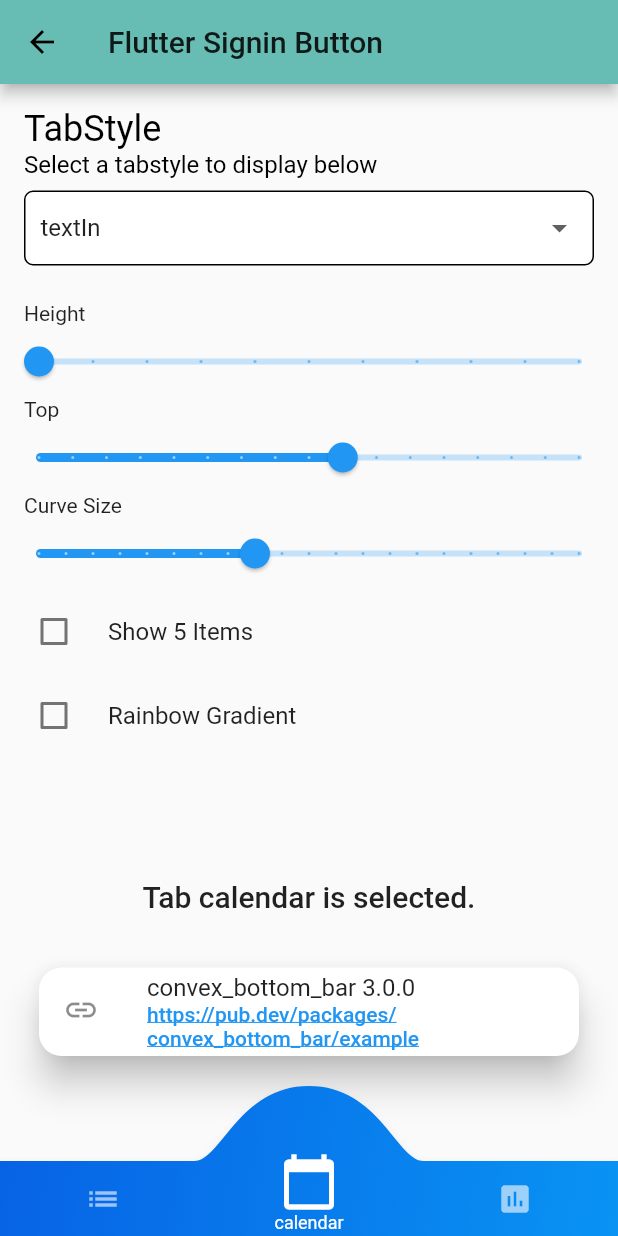
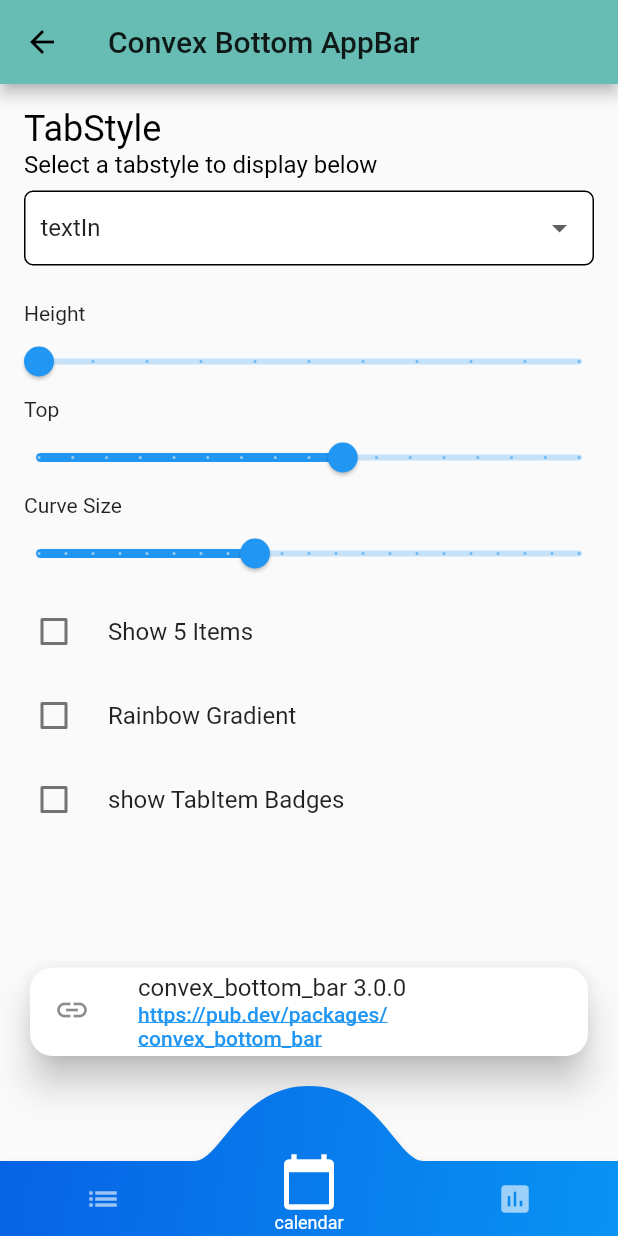
Before and after one commit to lucianojung/flutter_package_examples, a Flutter app: the HomeView screen opened by its route, after a tap on "Convex BottomAppBar", on a phone screen of 412 x 824 dp. Run offline on Flutter 3.47's test engine with Material 2 defaults, Android fonts, the phone set to English and light mode, and no system bars; drawn by our look-alikes of convex_bottom_bar; our stand-ins replace email_validator, flutter_signin_button.

Commit message:
Add Badges at Convex App bar && Create Settingslist for easier new Package Integration

```diff
--- a/lib/main.dart
+++ b/lib/main.dart
@@ -12,7 +12,7 @@ class MyApp extends StatelessWidget {
     return MaterialApp(
       theme: themeData(),
       onGenerateRoute: RouteGenerator.generateRoute,
-      initialRoute: '/',
+      initialRoute: '/convex_bottom_bar',
     );
   }
 
--- a/lib/packages/convex_bottom_bar/convex_bottom_bar_main.dart
+++ b/lib/packages/convex_bottom_bar/convex_bottom_bar_main.dart
@@ -5,6 +5,7 @@ import 'package:flutter/material.dart';
 import 'package:convex_bottom_bar/convex_bottom_bar.dart';
 import 'package:package_examples/shared/material_dropdown_view.dart';
 import 'package:package_examples/shared/package_weblink_view.dart';
+import 'package:package_examples/shared/setting_list.dart';
 
 class ConvexBottomBarMain extends StatefulWidget {
   @override
@@ -15,6 +16,7 @@ class _ConvexBottomBarMainState extends State<ConvexBottomBarMain> {
   TabStyle _tabstyle = TabStyle.textIn;
   bool _fiveItems = false;
   bool _rainbowGradient = false;
+  bool _badges = false;
   List<TabItem> _fiveTabItems = [
     TabItem(title: 'list', icon: Icons.list),
     TabItem(title: 'work', icon: Icons.work),
@@ -27,24 +29,101 @@ class _ConvexBottomBarMainState extends State<ConvexBottomBarMain> {
     TabItem(title: 'calendar', icon: Icons.calendar_today),
     TabItem(title: 'assessment', icon: Icons.assessment),
   ];
+  Map<int, dynamic> emptyBadgeList = {};
+  Map<int, dynamic> listOfBadges = {};
   String _tabbedTab = 'calendar';
   double _height = 50;
   double _top = -50;
   double _curveSize = 125;
 
   @override
+  void initState() {
+    listOfBadges = {
+      0: iconBadge(1),
+      1: iconBadge(12),
+      2: iconBadge(7),
+    };
+    super.initState();
+  }
+
+  @override
   Widget build(BuildContext context) {
     return Scaffold(
       appBar: AppBar(
-        title: Text('Flutter Signin Button'),
+        title: Text('Convex Bottom AppBar'),
       ),
-      body: Center(
-        child: Column(
-          mainAxisAlignment: MainAxisAlignment.center,
+      body: Stack(
         children: <Widget>[
+          settingList(),
+          PackageWeblinkView('convex_bottom_bar 3.0.0',
+              'https://pub.dev/packages/convex_bottom_bar', -_top),
+        ],
+      ),
+      bottomNavigationBar: _convexAppBar(),
+    );
+  }
+
+  ConvexAppBar _convexAppBar() {
+    return ConvexAppBar.badge(
+      _badges ? listOfBadges : emptyBadgeList,
+      style: _tabstyle,
+      height: _height,
+      top: _top,
+      curveSize: _curveSize,
+      items: _fiveItems ? _fiveTabItems : _threeTabItems,
+      initialActiveIndex: _fiveItems ? 2 : 1,
+      onTap: (int i) {
+        setState(() {
+          _tabbedTab =
+              (_fiveItems ? _fiveTabItems[i].title! : _threeTabItems[i].title!);
+          _showButtonPressDialog(context, _tabbedTab);
+        });
+      },
+      gradient: LinearGradient(
+        begin: Alignment.topLeft,
+        end: Alignment.bottomRight,
+        colors: _rainbowGradient
+            ? [
+                Color(0xFF9400D3),
+                Color(0xFF4B0082),
+                Color(0xFF0000FF),
+                Color(0xFF00FF00),
+                Color(0xFFFFFF00),
+                Color(0xFFFF7F00),
+                Color(0xFFFF0000)
+              ]
+            : [Color(0xFF0763e5), Color(0xFF0993f3)],
+        tileMode: TileMode.repeated,
+      ),
+    );
+  }
+
+  Widget iconBadge(int count) {
+    return Container(
+      padding: EdgeInsets.all(2),
+      decoration: new BoxDecoration(
+        color: Colors.red,
+        borderRadius: BorderRadius.circular(6),
+      ),
+      constraints: BoxConstraints(
+        minWidth: 14,
+        minHeight: 14,
+      ),
+      child: Text(
+        '$count',
+        style: TextStyle(
+          color: Colors.white,
+          fontSize: 8,
+        ),
+        textAlign: TextAlign.center,
+      ),
+    );
+  }
+
+  Widget settingList() {
+    return SettingList(height: 136.0, children: [
       Padding(
-              padding:
-              const EdgeInsets.only(top: 16.0, left: 16.0, right: 16.0),
+        padding: const EdgeInsets.only(top: 16.0, left: 16.0, right: 16.0),
         child: MaterialDropdownView(
           title: 'TabStyle',
           subtitle: 'Select a tabstyle to display below',
@@ -56,7 +135,9 @@ class _ConvexBottomBarMainState extends State<ConvexBottomBarMain> {
           negate: false,
         ),
       ),
-            SizedBox(height: 16.0,),
+      SizedBox(
+        height: 16.0,
+      ),
       Container(
         padding: EdgeInsets.symmetric(horizontal: 16.0),
         alignment: Alignment.centerLeft,
@@ -118,7 +199,9 @@ class _ConvexBottomBarMainState extends State<ConvexBottomBarMain> {
         onChanged: (newValue) {
           setState(() {
             _fiveItems = newValue!;
-                  _tabbedTab = (_fiveItems ? _fiveTabItems[2].title! : _threeTabItems[1].title!);
+            _tabbedTab = (_fiveItems
+                ? _fiveTabItems[2].title!
+                : _threeTabItems[1].title!);
           });
         },
         controlAffinity: ListTileControlAffinity.leading,
@@ -133,56 +216,22 @@ class _ConvexBottomBarMainState extends State<ConvexBottomBarMain> {
         },
         controlAffinity: ListTileControlAffinity.leading,
       ),
-            Spacer(),
-            Container(
-              padding: EdgeInsets.all(16.0),
-              child: Text(
-                'Tab ' + _tabbedTab + ' is selected.',
-                style: Theme.of(context).textTheme.headline6,
-              ),
-            ),
-            PackageWeblinkView('convex_bottom_bar 3.0.0',
-                'https://pub.dev/packages/convex_bottom_bar/example'),
-            SizedBox(
-              height: -_top,
-            ),
-          ],
-        ),
-      ),
-      bottomNavigationBar: ConvexAppBar(
-        style: _tabstyle,
-        height: _height,
-        top: _top,
-        curveSize: _curveSize,
-        items: _fiveItems ? _fiveTabItems : _threeTabItems,
-        initialActiveIndex: _fiveItems ? 2 : 1,
-        onTap: (int i){
+      CheckboxListTile(
+        title: Text("show TabItem Badges"),
+        value: _badges,
+        onChanged: (newValue) {
           setState(() {
-            print(i);
-            _tabbedTab = (_fiveItems ? _fiveTabItems[i].title! : _threeTabItems[i].title!);
+            _badges = newValue!;
           });
         },
-        gradient: LinearGradient(
-          begin: Alignment.topLeft,
-          end: Alignment.bottomRight,
-          colors: _rainbowGradient ? [
-            Color(0xFF9400D3),
-            Color(0xFF4B0082),
-            Color(0xFF0000FF),
-            Color(0xFF00FF00),
-            Color(0xFFFFFF00),
-            Color(0xFFFF7F00),
-            Color(0xFFFF0000)
-          ] : [Color(0xFF0763e5), Color(0xFF0993f3)],
-          tileMode: TileMode.repeated,
+        controlAffinity: ListTileControlAffinity.leading,
       ),
-      ),
-    );
+    ]);
   }
 
-  void _showButtonPressDialog(BuildContext context, String provider) {
+  void _showButtonPressDialog(BuildContext context, String tabItem) {
     ScaffoldMessenger.of(context).showSnackBar(SnackBar(
-      content: Text('$provider Button Pressed!'),
+      content: Text('$tabItem Tab Clicked!'),
       backgroundColor: Colors.black26,
       duration: Duration(milliseconds: 400),
     ));
@@ -191,8 +240,7 @@ class _ConvexBottomBarMainState extends State<ConvexBottomBarMain> {
   void _onValueChanged(String newValue) {
     setState(() {
       _tabstyle = _getTabStylefromString(newValue);
-      if (_height < 50 || _height > 70)
-        _height = 50;
+      if (_height < 50 || _height > 70) _height = 50;
     });
   }
 
--- a/lib/packages/email_valiator/email_validator_main.dart
+++ b/lib/packages/email_valiator/email_validator_main.dart
@@ -1,6 +1,7 @@
 import 'package:email_validator/email_validator.dart';
 import 'package:flutter/material.dart';
 import 'package:package_examples/shared/package_weblink_view.dart';
+import 'package:package_examples/shared/setting_list.dart';
 
 class EmailValidatorMain extends StatefulWidget {
   @override
@@ -24,8 +25,9 @@ class _EmailValidatorMainState extends State<EmailValidatorMain> {
       appBar: AppBar(
         title: Text('Email Validator'),
       ),
-      body: Column(
+      body: Stack(
         children: [
+          SettingList(children: [
             Padding(
               padding: const EdgeInsets.all(16.0),
               child: TextField(
@@ -44,8 +46,8 @@ class _EmailValidatorMainState extends State<EmailValidatorMain> {
               padding: const EdgeInsets.all(8.0),
               child: Text(_isValid ? 'Email is valid.' : 'Email is not valid.'),
             ),
-          Spacer(),
-          PackageWeblinkView('email_validator 2.0.1', 'https://pub.dev/packages/email_validator'),
+          ]),
+          PackageWeblinkView('email_validator 2.0.1', 'https://pub.dev/packages/email_validator', 0),
         ],
       ),
     );
--- a/lib/packages/flutter_signin_button/flutter_signin_button.dart
+++ b/lib/packages/flutter_signin_button/flutter_signin_button.dart
@@ -3,6 +3,7 @@ import 'package:flutter/material.dart';
 import 'package:flutter_signin_button/flutter_signin_button.dart';
 import 'package:package_examples/shared/material_dropdown_view.dart';
 import 'package:package_examples/shared/package_weblink_view.dart';
+import 'package:package_examples/shared/setting_list.dart';
 
 class FlutterSigninButtonMain extends StatefulWidget {
   @override
@@ -25,13 +26,13 @@ class _FlutterSigninButtonMainState extends State<FlutterSigninButtonMain> {
         title: Text('Flutter Signin Button'),
       ),
       body: Center(
-        child: SingleChildScrollView(
-          child: Column(
-            mainAxisAlignment: MainAxisAlignment.center,
+        child: Stack(
+          children: [
+            SettingList(
               children: <Widget>[
                 Padding(
-                padding:
-                    const EdgeInsets.only(top: 16.0, left: 16.0, right: 16.0),
+                  padding: const EdgeInsets.only(
+                      top: 16.0, left: 16.0, right: 16.0),
                   child: MaterialDropdownView(
                     title: 'Signin Button',
                     subtitle: 'Select a button to display below',
@@ -108,7 +109,7 @@ class _FlutterSigninButtonMainState extends State<FlutterSigninButtonMain> {
                         border: OutlineInputBorder(),
                         hintText: 'Enter a Button Name to display'),
                     onChanged: (value) => {
-                    setState(() { }),
+                      setState(() {}),
                     },
                   ),
                 ),
@@ -131,11 +132,11 @@ class _FlutterSigninButtonMainState extends State<FlutterSigninButtonMain> {
                   mini: _customMini,
                   backgroundColor: Colors.blueAccent,
                 ),
-              SizedBox(height: 16),
-              PackageWeblinkView('flutter_signin_button 2.0.0',
-                  'https://pub.dev/packages/flutter_signin_button'),
               ],
             ),
+            PackageWeblinkView('flutter_signin_button 2.0.0',
+                'https://pub.dev/packages/flutter_signin_button', 0),
+          ],
         ),
       ),
     );
--- a/lib/shared/package_weblink_view.dart
+++ b/lib/shared/package_weblink_view.dart
@@ -5,14 +5,18 @@ import 'package:url_launcher/url_launcher.dart';
 class PackageWeblinkView extends StatelessWidget {
   String _text;
   String _url;
+  double _bottom;
 
-  PackageWeblinkView(this._text, this._url);
+  PackageWeblinkView(this._text, this._url, this._bottom);
 
   @override
   Widget build(BuildContext context) {
     return Container(
+      margin: EdgeInsets.only(bottom: _bottom),
+      padding: const EdgeInsets.all(16.0),
+      alignment: Alignment.bottomCenter,
+      child: SizedBox(
         width: 400,
-      padding: const EdgeInsets.all(16.0),
         child: GestureDetector(
           onTap: () => _launchUrl(_url),
           child: MouseRegion(
@@ -46,6 +50,7 @@ class PackageWeblinkView extends StatelessWidget {
             ),
           ),
         ),
+      ),
     );
   }
 
--- /dev/null
+++ b/lib/shared/setting_list.dart
@@ -0,0 +1,20 @@
+import 'package:flutter/material.dart';
+
+class SettingList extends StatelessWidget {
+  final List<Widget> children;
+  double height;
+
+  SettingList({required this.children, this.height = 96}) {
+    children.add(
+      SizedBox(height: this.height),);
+  }
+
+  @override
+  Widget build(BuildContext context) {
+    return SingleChildScrollView(
+      child: Column(
+        children: children,
+      ),
+    );
+  }
+}
```
Lines whose indentation alone changed are shown as unchanged.
